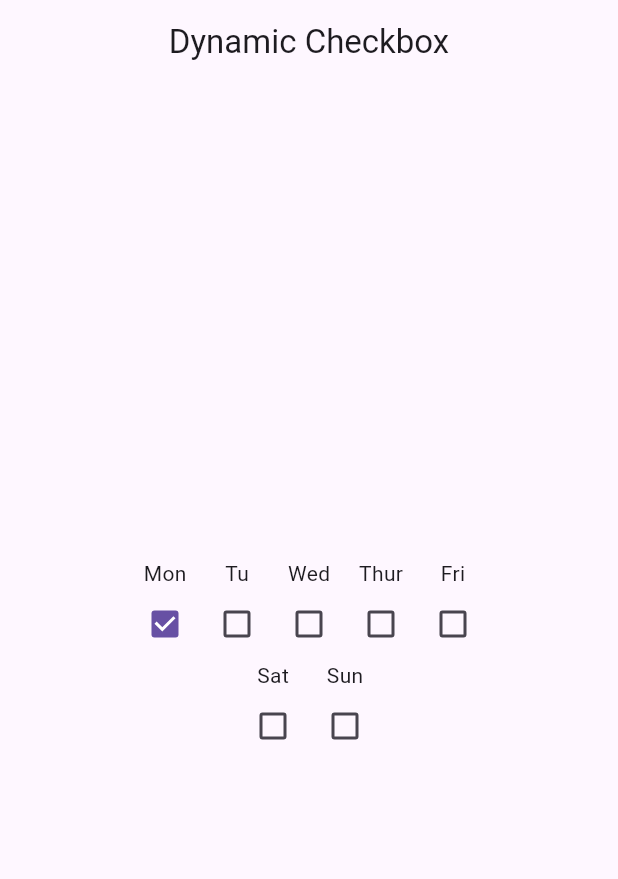
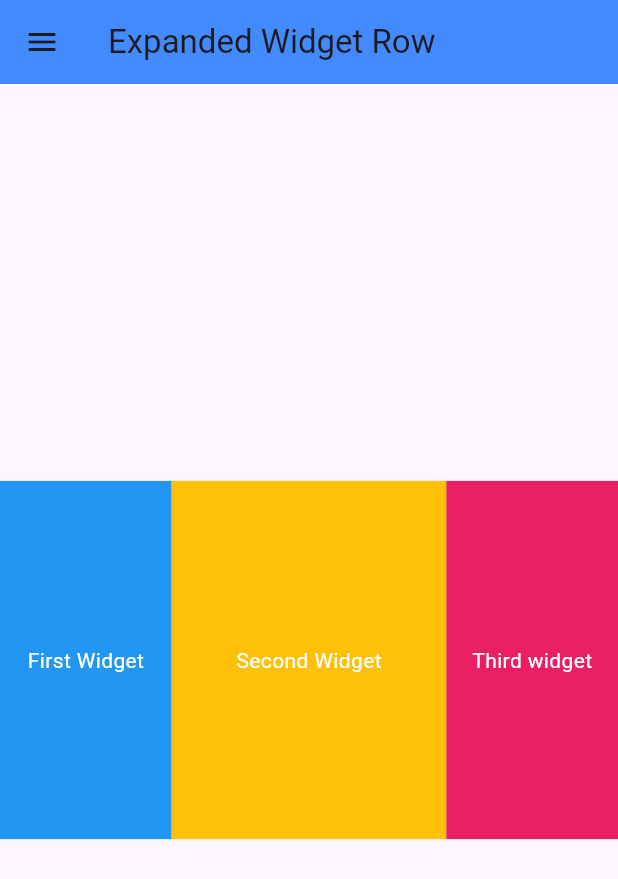
Before and after one commit to abhy2003/flutter_project_1, a Flutter app: the screen it shows after launch, on a phone screen of 412 x 824 dp. Shown: the top 879 px of the screen. Run offline on Flutter 3.47's test engine with Material 3 defaults, Android fonts, the phone set to English and light mode, and no system bars; our stand-ins replace flutter_screenutil, math_expressions.

Commit message:
expanded commit

```diff
--- a/lib/main.dart
+++ b/lib/main.dart
@@ -1,5 +1,8 @@
 import 'package:flutter/material.dart';
 import 'package:flutter_project_1/view/26-07-2024/checkbox.dart';
+import 'package:flutter_project_1/view/26-07-2024/expanded_sample_row.dart';
+import 'package:flutter_project_1/view/26-07-2024/expanded_sapmple.dart';
+import 'package:flutter_project_1/view/26-07-2024/radio_button.dart';
 import 'package:flutter_project_1/view/26-07-2024/task_checkbox.dart';
 import 'package:flutter_project_1/view/calculator%20assignment/calculator.dart';
 import 'package:flutter_project_1/view/test/register.dart';
@@ -19,7 +22,7 @@ class MyApp extends StatelessWidget {
       designSize: Size(360, 690),
       builder: (context, child) {
         return MaterialApp(
-          home: TaskCheckbox(),
+          home: Expanded_sample_row(),
           // debugShowCheckedModeBanner: false,
           // initialRoute: 'login', // Change to 'register' if you want the register screen to be the initial route
           // routes: {
--- /dev/null
+++ b/lib/view/26-07-2024/expanded_sample_row.dart
@@ -0,0 +1,72 @@
+import 'package:flutter/material.dart';
+import 'package:flutter_screenutil/flutter_screenutil.dart';
+
+class Expanded_sample_row extends StatefulWidget {
+  const Expanded_sample_row({super.key});
+
+  @override
+  State<Expanded_sample_row> createState() => _Expanded_sample_rowState();
+}
+
+class _Expanded_sample_rowState extends State<Expanded_sample_row> {
+  @override
+  Widget build(BuildContext context) {
+    return Scaffold(
+      appBar: AppBar(
+        title: Text('Expanded Widget Row'),
+        backgroundColor: Colors.blueAccent,
+        leading: IconButton(
+          icon: Icon(Icons.menu),
+          tooltip: 'Menu',
+          onPressed: () {
+
+          },
+        ),
+      ),
+      body: Center(
+        child: Row(
+          children: <Widget>[
+            Container(
+              child: Center(
+                child: Text(
+                  'First Widget',
+                  style: TextStyle(
+                    color: Colors.white,
+                  ),),
+              ),
+              color: Colors.blue,
+              height: 200.h,
+              width: 100.w,
+            ),
+            Expanded(
+              child: Container(
+                child: Center(
+                  child: Text(
+                    'Second Widget',
+                    style: TextStyle(
+                      color: Colors.white,
+                    ),
+                  ),
+                ),
+                color: Colors.amber,
+                height: 200.h,
+              ),),
+            Container(
+              child: Center(
+                child: Text(
+                  'Third widget',
+                  style: TextStyle(
+                    color: Colors.white,
+                  ),
+                ),
+              ),
+              color: Colors.pink,
+              height: 200.h,
+              width: 100.w,
+            ),
+          ],
+        ),
+      ),
+    );
+  }
+}
```
Also changed, not shown: lib/view/26-07-2024/expanded_sapmple.dart (added, +65 -0 lines), lib/view/26-07-2024/radio_button.dart (added, +61 -0 lines).
